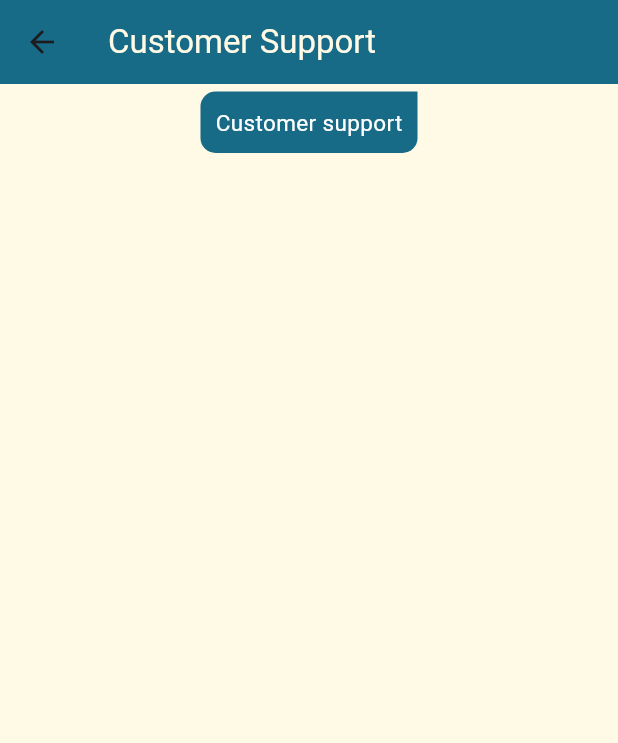
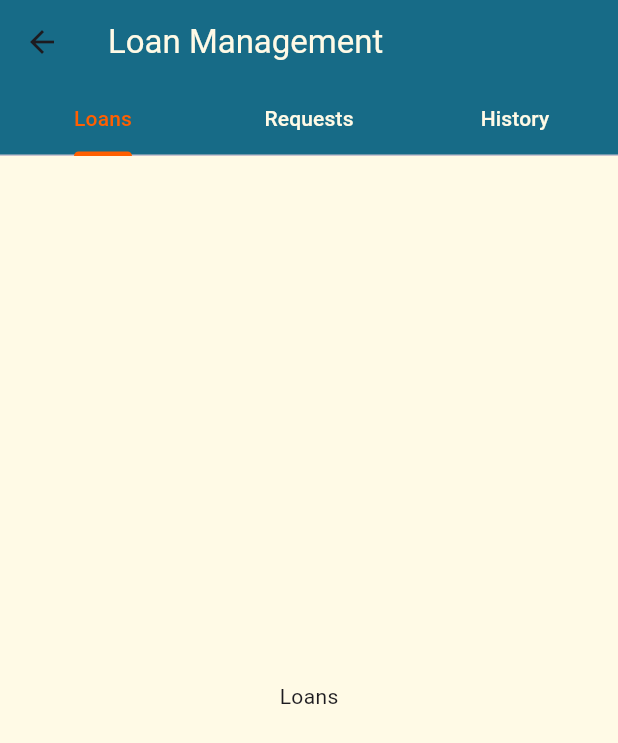
Before and after one commit to gmulonga/quicloan, a Flutter app: the Admindashboard screen opened directly, after a tap on "Loan management", on a phone screen of 412 x 824 dp. Shown: the top 743 px of the screen. Run offline on Flutter 3.47's test engine with Material 3 defaults, Android fonts, the phone set to English and light mode, and no system bars.

Commit message:
build: adding the loan management screen

```diff
--- a/lib/Screens/Admin/AdminDashboard.dart
+++ b/lib/Screens/Admin/AdminDashboard.dart
@@ -3,6 +3,7 @@ import 'package:quicloan/Constants.dart';
 import 'package:quicloan/Components/ReusableContainer.dart';
 import 'package:quicloan/Screens/Client/SupportScreen.dart';
 import 'package:quicloan/Screens/Admin/RegisterScreen.dart';
+import 'package:quicloan/Screens/Admin/LoanManagement.dart';
 
 class Admindashboard extends StatefulWidget {
   @override
@@ -75,7 +76,7 @@ class _AdmindashboardState extends State<Admindashboard> {
                           child: ReusableContainer(
                               label: "User Management",
                               onButtonPressed: () {
-                                return Registerscreen();
+                                return LoanManagement();
                               },
                               icon: Icons.add),
                         ),
@@ -87,7 +88,7 @@ class _AdmindashboardState extends State<Admindashboard> {
                           child: ReusableContainer(
                               label: "Loan management",
                               onButtonPressed: () {
-                                return Supportscreen();
+                                return LoanManagement();
                               },
                               icon: Icons.add),
                         ),
--- /dev/null
+++ b/lib/Screens/Admin/LoanManagement.dart
@@ -0,0 +1,56 @@
+import 'package:flutter/material.dart';
+import 'package:quicloan/Constants.dart';
+
+class LoanManagement extends StatefulWidget {
+  @override
+  State<LoanManagement> createState() => _LoanManagementState();
+}
+
+class _LoanManagementState extends State<LoanManagement> {
+  @override
+  Widget build(BuildContext context) {
+    return DefaultTabController(
+      length: 3,
+      initialIndex: 0,
+      child: Scaffold(
+        backgroundColor: kCream,
+        appBar: AppBar(
+          backgroundColor: kNavyBlue,
+          title: const Text(
+            'Loan Management',
+            style: TextStyle(color: kCream),
+          ),
+          bottom: const TabBar(
+            labelColor: kOrange,
+            indicatorColor: kOrange,
+            unselectedLabelColor: kCream,
+            tabs: <Widget>[
+              Tab(
+                text: 'Loans',
+              ),
+              Tab(
+                text: 'Requests',
+              ),
+              Tab(
+                text: 'History',
+              ),
+            ],
+          ),
+        ),
+        body: const TabBarView(
+          children: <Widget>[
+            Center(
+              child: Text("Loans"),
+            ),
+            Center(
+              child: Text("Requests"),
+            ),
+            Center(
+              child: Text("History"),
+            ),
+          ],
+        ),
+      ),
+    );
+  }
+}
```
Also changed, not shown: 4 other files.
